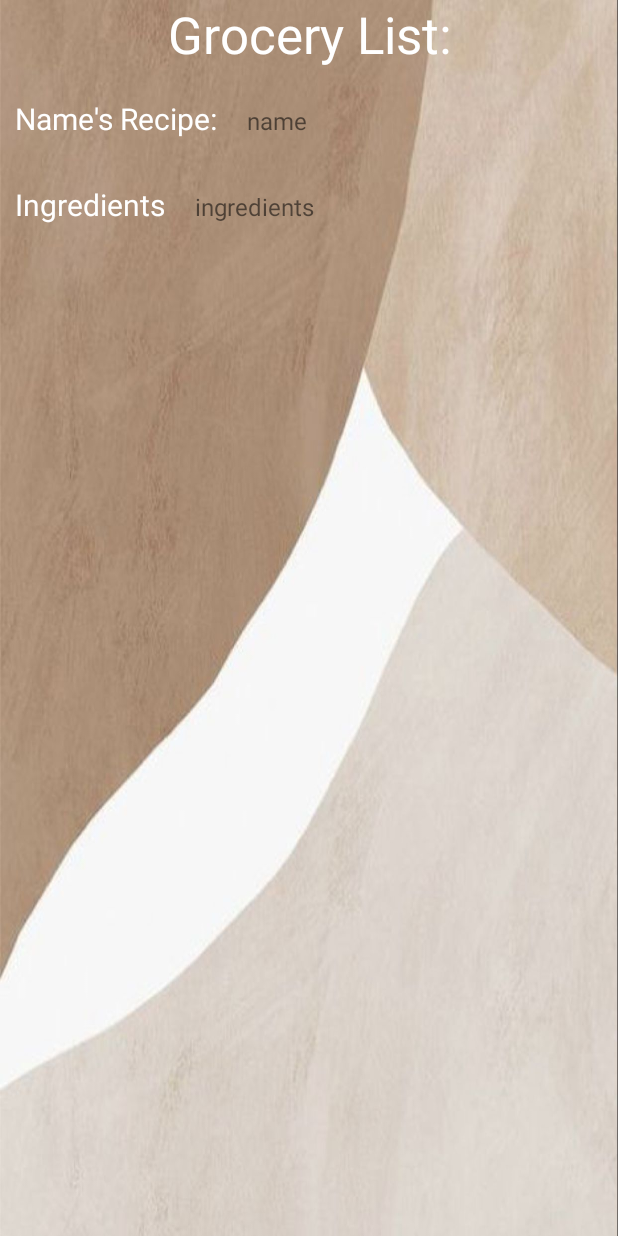
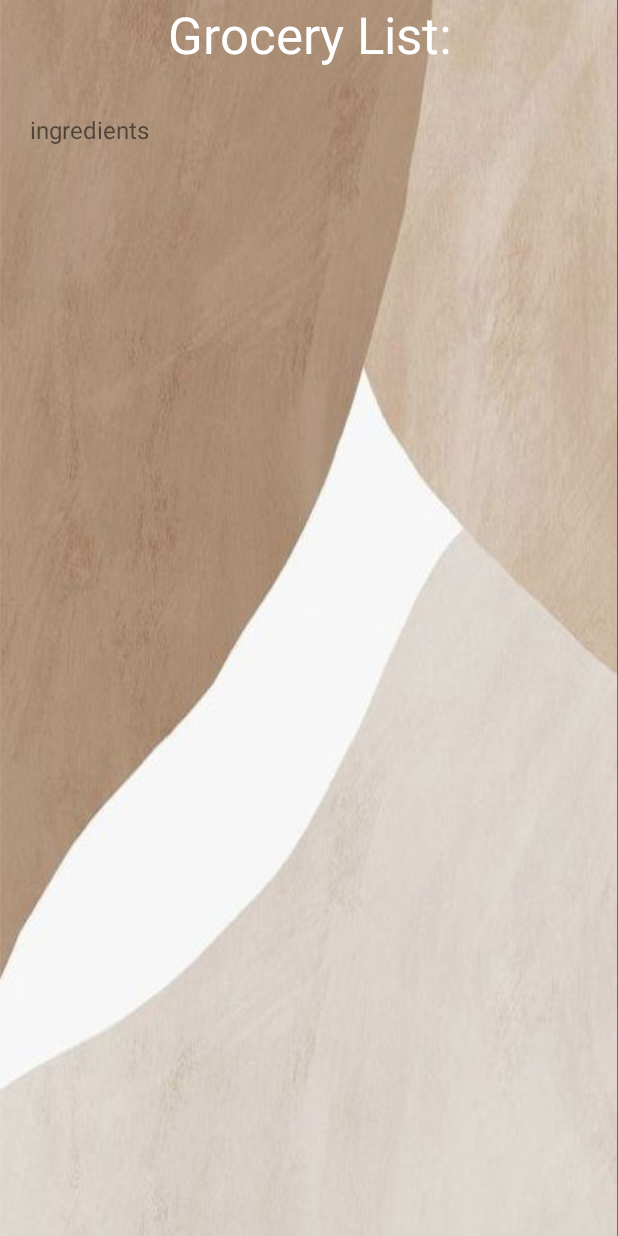
Before and after one commit to noak2804/try1, an Android app: the layout activity_grocery_list.xml on its own in the app's theme, with its tools: preview values and no code run, on a phone screen of 412 x 824 dp. Run offline under Robolectric (Android 15) with nearby library versions, the phone set to English and light mode, and no system bars.

Commit message:
update FireBase

```diff
--- a/app/src/main/java/com/example/theproject/RegisterSignIn/Register/RegisterPresenter.java
+++ b/app/src/main/java/com/example/theproject/RegisterSignIn/Register/RegisterPresenter.java
@@ -37,7 +37,7 @@ public class RegisterPresenter {
                         @Override
                         public void onComplete(@NonNull Task<AuthResult> task) {
                             if (task.isSuccessful()) {
-                                User user=new User(name,email,phone,password,FirebaseAuth.getInstance().getUid(),null);
+                                User user=new User(name,email,phone,password,FirebaseAuth.getInstance().getUid(),null,null);
                                 Repository.getInstance().addUser(user);
 
                                 view.navigatetoMainRecipes();
--- a/app/src/main/java/com/example/theproject/RegisterSignIn/SignIn/SignInPresenter.java
+++ b/app/src/main/java/com/example/theproject/RegisterSignIn/SignIn/SignInPresenter.java
@@ -29,7 +29,7 @@ public class SignInPresenter {
                             view.navigatetoMainRecipes();
                         }
                         else {
-                            Toast .makeText(view,"Registeration failed",Toast.LENGTH_LONG).show();
+                            Toast .makeText(view,"Sign In failed",Toast.LENGTH_LONG).show();
 
                         }
                     }
--- a/app/src/main/java/com/example/theproject/UserProfile/UserProfileActivity.java
+++ b/app/src/main/java/com/example/theproject/UserProfile/UserProfileActivity.java
@@ -56,7 +56,7 @@ UserProfilePresenter presenter;
     @Override
     public void recipeClick(RecipeInformation recipe) {
         Intent intent = new Intent(this, RecipeActivity.class);
-        intent.putExtra("name ",recipe.getName());
+        intent.putExtra("recipeId",recipe.getRecipeId());
         startActivity(intent);
     }
 
--- a/app/src/main/res/layout/activity_grocery_list.xml
+++ b/app/src/main/res/layout/activity_grocery_list.xml
@@ -33,43 +33,8 @@
             <LinearLayout
                 android:layout_width="match_parent"
                 android:layout_height="match_parent"
-                android:orientation="horizontal">
-
-                <TextView
-                    android:id="@+id/textView22"
-                    android:layout_width="wrap_content"
-                    android:layout_height="wrap_content"
-                    android:layout_marginLeft="10dp"
-                    android:layout_marginTop="20dp"
-                    android:text="Name's Recipe:"
-                    android:textColor="@color/white"
-                    android:textSize="20sp" />
-
-                <TextView
-                    android:id="@+id/namesRecipe"
-                    android:layout_width="wrap_content"
-                    android:layout_height="wrap_content"
-                    android:layout_marginLeft="20dp"
-                    android:layout_marginTop="20dp"
-                    android:text="name"
-                    android:textSize="16sp" />
-            </LinearLayout>
-
-            <LinearLayout
-                android:layout_width="match_parent"
-                android:layout_height="match_parent"
                 android:layout_marginTop="10dp"
                 android:orientation="horizontal">
-
-                <TextView
-                    android:id="@+id/textView26"
-                    android:layout_width="wrap_content"
-                    android:layout_height="wrap_content"
-                    android:layout_marginLeft="10dp"
-                    android:layout_marginTop="20dp"
-                    android:text="Ingredients"
-                    android:textColor="@color/white"
-                    android:textSize="20sp" />
 
                 <TextView
                     android:id="@+id/ingredList"
```
Also changed, not shown: app/src/main/java/com/example/theproject/GroceryList/GroceryListActivity.java (+16 -5 lines), app/src/main/java/com/example/theproject/GroceryList/GroceryListPresenter.java (+28 -2 lines), app/src/main/java/com/example/theproject/Recipe/RecipeActivity.java (+6 -5 lines), app/src/main/java/com/example/theproject/Recipe/RecipePresenter.java (+34 -3 lines), app/src/main/java/com/example/theproject/model/User.java (+11 -1 lines), app/src/main/res/layout/activity_recipe.xml (+20 -16 lines), app/src/main/res/layout/activity_user_profile.xml (+0 -10 lines).
